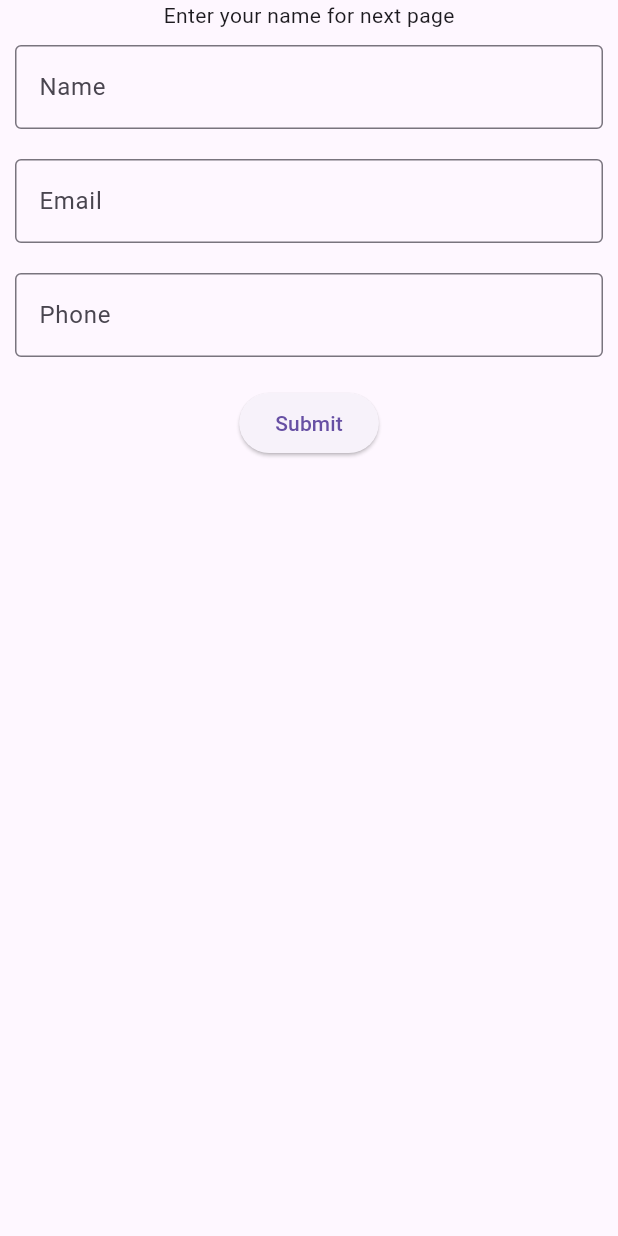
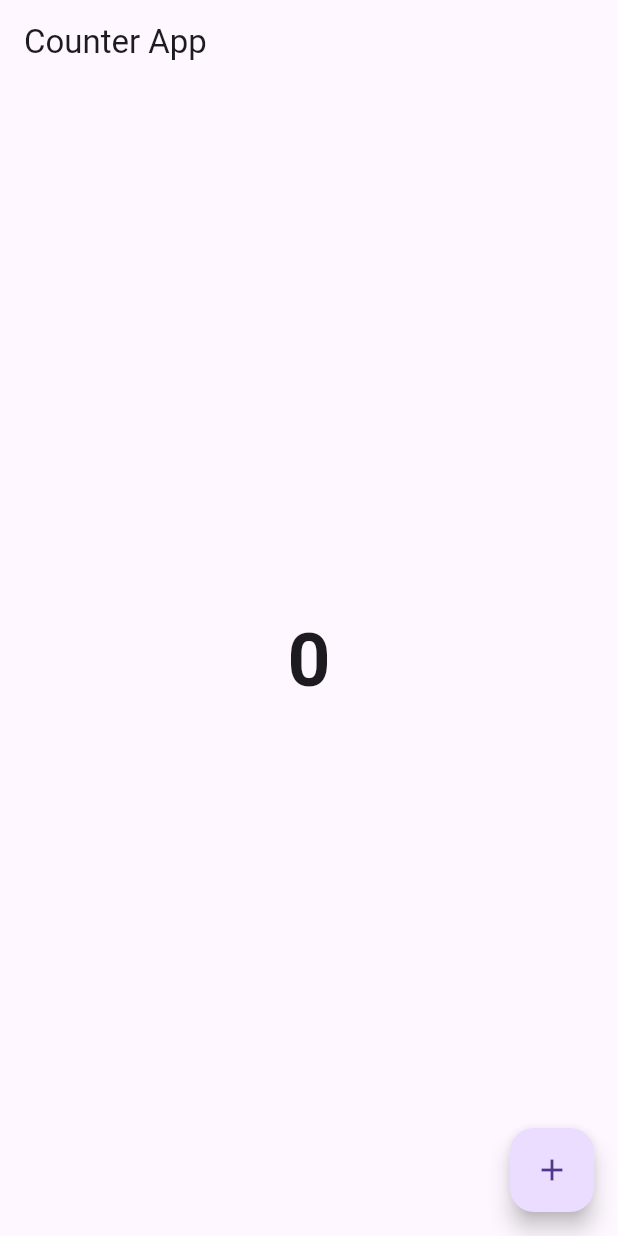
Before and after one commit to RakibulIslam10/Learnig_Resource, a Flutter app: the screen it shows after launch, on a phone screen of 412 x 824 dp. Run offline on Flutter 3.47's test engine with Material 3 defaults, Android fonts, the phone set to English and light mode, and no system bars.

```diff
--- a/lib/main.dart
+++ b/lib/main.dart
@@ -1,38 +1,43 @@
 import 'package:flutter/material.dart';
 
-import 'S.dart';
-
 void main(){
-  runApp(User());
+  runApp(CounterApp());
 }
 
-class User extends StatelessWidget {
+class CounterApp extends StatelessWidget {
   @override
   Widget build(BuildContext context) {
 return MaterialApp(
   debugShowCheckedModeBanner: false,
+  title: "Counter App",
   home: HomeScreen(),
 );
   }
 }
 
-class HomeScreen extends StatelessWidget {
+class HomeScreen extends StatefulWidget {
+  const HomeScreen({super.key});
+
+  @override
+  State<HomeScreen> createState() => _HomeScreenState();
+}
+
+class _HomeScreenState extends State<HomeScreen> {
+
+  int count = 0;
+
   @override
   Widget build(BuildContext context) {
     return Scaffold(
-      body: Column(
-        mainAxisAlignment: MainAxisAlignment.start,
-        children: [
-          Text("Enter your name for next page"),
-          Padding(padding: EdgeInsets.all(10),child:  TextField(decoration: InputDecoration(label: Text("Name"),border: OutlineInputBorder()),),),
-          Padding(padding: EdgeInsets.all(10),child:  TextField(decoration: InputDecoration(label: Text("Email"),border: OutlineInputBorder()),),),
-          Padding(padding: EdgeInsets.all(10),child:  TextField(decoration: InputDecoration(label: Text("Phone"),border: OutlineInputBorder()),),),
-          Padding(padding: EdgeInsets.all(10),child: ElevatedButton(onPressed: (){
-            Navigator.push(context, MaterialPageRoute(builder: (context) => SecondScreen("ja like dibo tai pass hobe hello"),));
-          },child: Text("Submit"),)),
+      appBar: AppBar(title: Text("Counter App"),),
+      body:Center(child: Text(count.toString(),
+      style: TextStyle(fontSize: 50,fontWeight: FontWeight.bold),),),
 
-        ],
-      ),
+        floatingActionButton: FloatingActionButton(onPressed: (){
+          count=count+1;
+          setState(() {});
+        },
+          child: Icon(Icons.add),),
     );
   }
 }
```
Also changed, not shown: lib/S.dart (deleted, +0 -35 lines). Lines whose indentation alone changed are shown as unchanged.
